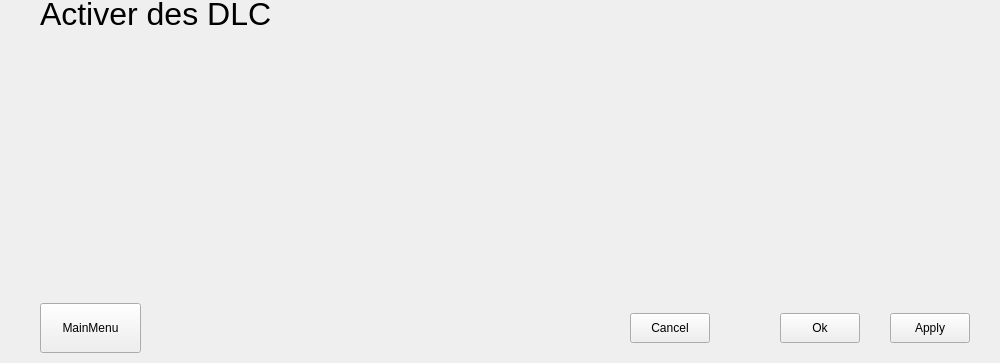
helisoya/ProjetVN, file options.ui: the form before one commit; both pictures show x 0 to 1000 and y 237 to 600 of the 1000 by 600 pixel window.
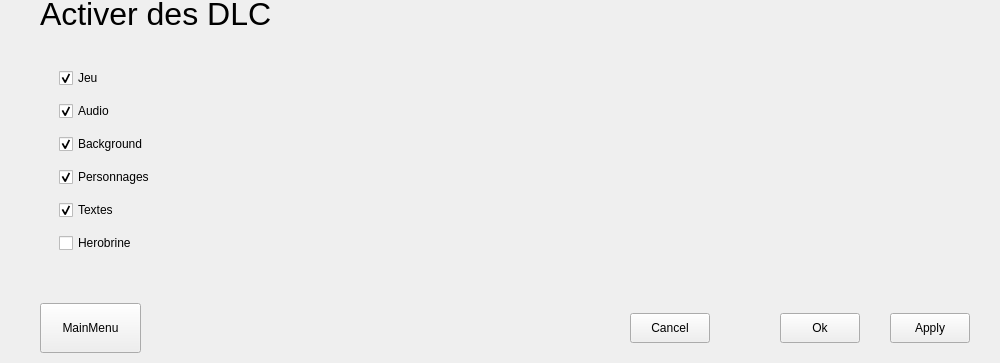
The form after the commit.

What changed in the file:
```diff
--- a/options.ui
+++ b/options.ui
@@ -61,7 +61,7 @@
      <string>Apply</string>
     </property>
    </widget>
-   <widget class="QWidget" name="gridLayoutWidget">
+   <widget class="QFrame" name="gridFrame">
     <property name="geometry">
      <rect>
       <x>50</x>
@@ -74,6 +74,69 @@
      <property name="spacing">
       <number>7</number>
      </property>
+     <item row="2" column="0">
+      <widget class="QCheckBox" name="dlcBackground">
+       <property name="text">
+        <string>Background</string>
+       </property>
+       <property name="checked">
+        <bool>true</bool>
+       </property>
+      </widget>
+     </item>
+     <item row="1" column="0">
+      <widget class="QCheckBox" name="dlcAudio">
+       <property name="text">
+        <string>Audio</string>
+       </property>
+       <property name="checked">
+        <bool>true</bool>
+       </property>
+      </widget>
+     </item>
+     <item row="0" column="0">
+      <widget class="QCheckBox" name="dlcJeu">
+       <property name="text">
+        <string>Jeu</string>
+       </property>
+       <property name="checked">
+        <bool>true</bool>
+       </property>
+      </widget>
+     </item>
+     <item row="3" column="0">
+      <widget class="QCheckBox" name="dlcPerso">
+       <property name="text">
+        <string>Personnages</string>
+       </property>
+       <property name="checked">
+        <bool>true</bool>
+       </property>
+      </widget>
+     </item>
+     <item row="4" column="0">
+      <widget class="QCheckBox" name="dlcTexte">
+       <property name="text">
+        <string>Textes</string>
+       </property>
+       <property name="checked">
+        <bool>true</bool>
+       </property>
+      </widget>
+     </item>
+     <item row="5" column="0">
+      <widget class="QCheckBox" name="dlcHerobrine">
+       <property name="text">
+        <string>Herobrine</string>
+       </property>
+       <property name="checkable">
+        <bool>false</bool>
+       </property>
+       <property name="checked">
+        <bool>false</bool>
+       </property>
+      </widget>
+     </item>
     </layout>
    </widget>
    <widget class="QPushButton" name="ReturnMainMenu">
```
